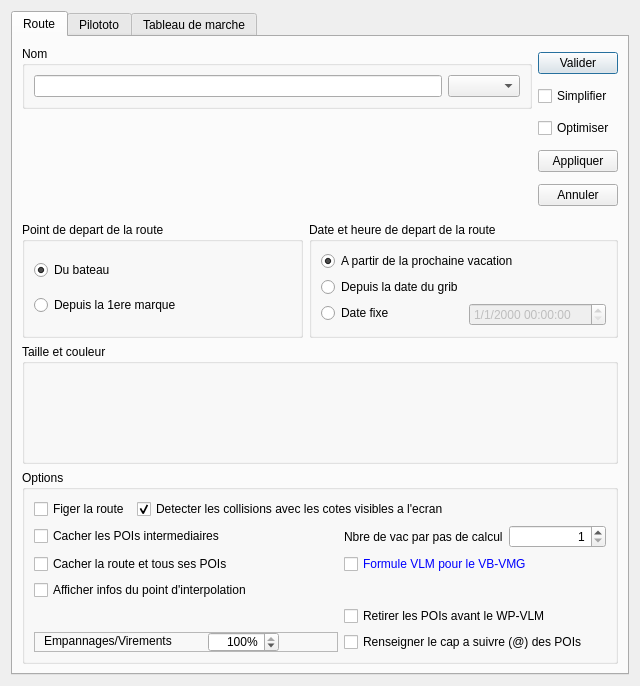
First picture: the form in src/Ui/Route_Editor.ui, repository nohal/qtVlm, before the edit.
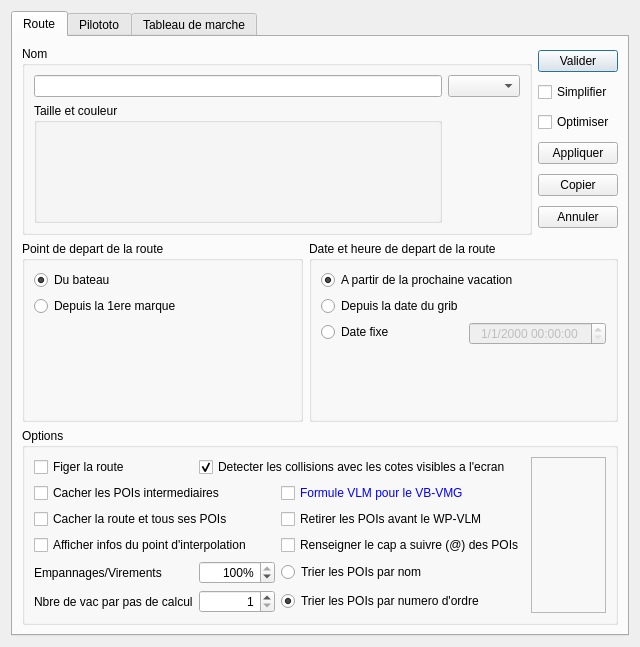
Second picture: the form after the edit.

Commit message: Add an option (general level and route level) to treat POIs in alphabetical order or in sequence order (routes). Some improvements in klm management and copy/paste.

Patch:
```diff
--- a/src/Ui/Route_Editor.ui
+++ b/src/Ui/Route_Editor.ui
@@ -7,7 +7,7 @@
     <x>0</x>
     <y>0</y>
     <width>640</width>
-    <height>686</height>
+    <height>647</height>
    </rect>
   </property>
   <property name="sizePolicy">
@@ -51,28 +51,29 @@
              <property name="title">
               <string>Nom</string>
              </property>
-             <layout class="QHBoxLayout" name="horizontalLayout">
-              <item>
+             <layout class="QGridLayout" name="gridLayout_5">
+              <item row="0" column="1">
                <widget class="QLineEdit" name="editName"/>
               </item>
-              <item>
+              <item row="0" column="2">
                <widget class="QComboBox" name="editBoat"/>
               </item>
-             </layout>
-            </widget>
-           </item>
-           <item>
-            <spacer name="verticalSpacer_2">
-             <property name="orientation">
-              <enum>Qt::Vertical</enum>
-             </property>
-             <property name="sizeHint" stdset="0">
+              <item row="1" column="1">
+               <widget class="QGroupBox" name="colorBox">
+                <property name="minimumSize">
               <size>
-               <width>20</width>
-               <height>40</height>
-              </size>
-             </property>
-            </spacer>
+                  <width>0</width>
+                  <height>120</height>
+                 </size>
+                </property>
+                <property name="title">
+                 <string>Taille et couleur</string>
+                </property>
+                <layout class="QVBoxLayout" name="verticalLayout"/>
+               </widget>
+              </item>
+             </layout>
+            </widget>
            </item>
           </layout>
          </item>
@@ -119,6 +120,13 @@
              </property>
             </widget>
            </item>
+           <item>
+            <widget class="QPushButton" name="btCopy">
+             <property name="text">
+              <string>Copier</string>
+             </property>
+            </widget>
+           </item>
            <item>
             <widget class="QPushButton" name="btCancel">
              <property name="text">
@@ -132,6 +140,9 @@
        </item>
        <item>
         <layout class="QHBoxLayout" name="horizontalLayout_2">
+         <property name="sizeConstraint">
+          <enum>QLayout::SetMinimumSize</enum>
+         </property>
          <item>
           <widget class="QGroupBox" name="groupBox_10">
            <property name="title">
@@ -155,6 +166,19 @@
               </property>
              </widget>
             </item>
+            <item>
+             <spacer name="verticalSpacer_2">
+              <property name="orientation">
+               <enum>Qt::Vertical</enum>
+              </property>
+              <property name="sizeHint" stdset="0">
+               <size>
+                <width>20</width>
+                <height>40</height>
+               </size>
+              </property>
+             </spacer>
+            </item>
            </layout>
           </widget>
          </item>
@@ -164,6 +188,9 @@
             <string>Date et heure de depart de la route</string>
            </property>
            <layout class="QFormLayout" name="formLayout">
+            <property name="fieldGrowthPolicy">
+             <enum>QFormLayout::AllNonFixedFieldsGrow</enum>
+            </property>
             <item row="0" column="0" colspan="2">
              <widget class="QRadioButton" name="editVac">
               <property name="text">
@@ -193,6 +220,9 @@
               <property name="enabled">
                <bool>false</bool>
               </property>
+              <property name="alignment">
+               <set>Qt::AlignCenter</set>
+              </property>
               <property name="displayFormat">
                <string>M/d/yyyy hh:mm:ss</string>
               </property>
@@ -201,63 +231,71 @@
               </property>
              </widget>
             </item>
-           </layout>
-          </widget>
-         </item>
-        </layout>
-       </item>
-       <item>
-        <widget class="QGroupBox" name="colorBox">
-         <property name="minimumSize">
+            <item row="3" column="1">
+             <spacer name="verticalSpacer_3">
+              <property name="orientation">
+               <enum>Qt::Vertical</enum>
+              </property>
+              <property name="sizeHint" stdset="0">
           <size>
-           <width>0</width>
-           <height>120</height>
-          </size>
-         </property>
-         <property name="title">
-          <string>Taille et couleur</string>
-         </property>
-         <layout class="QVBoxLayout" name="verticalLayout"/>
-        </widget>
-       </item>
+                <width>20</width>
+                <height>40</height>
+               </size>
+              </property>
+             </spacer>
+            </item>
+           </layout>
+          </widget>
+         </item>
+        </layout>
+       </item>
        <item>
-        <widget class="QGroupBox" name="groupBox_7">
+        <widget class="QGroupBox" name="options">
          <property name="title">
           <string>Options</string>
          </property>
          <layout class="QGridLayout" name="gridLayout_4">
-          <item row="1" column="4">
-           <widget class="QSpinBox" name="vacStep">
-            <property name="alignment">
-             <set>Qt::AlignRight|Qt::AlignTrailing|Qt::AlignVCenter</set>
+          <item row="0" column="0">
+           <widget class="QCheckBox" name="editFrozen">
+            <property name="toolTip">
+             <string/>
             </property>
-            <property name="minimum">
-             <number>1</number>
+            <property name="text">
+             <string>Figer la route</string>
             </property>
            </widget>
           </item>
-          <item row="3" column="0" colspan="3">
-           <widget class="QCheckBox" name="hidden">
+          <item row="0" column="1" colspan="2">
+           <widget class="QCheckBox" name="editCoasts">
+            <property name="toolTip">
+             <string>Les cotes invibles a l'ecran ne sont pas prises en compte</string>
+            </property>
             <property name="text">
-             <string>Cacher la route et tous ses POIs</string>
+             <string>Detecter les collisions avec les cotes visibles a l'ecran</string>
             </property>
+            <property name="checked">
+             <bool>true</bool>
+            </property>
            </widget>
           </item>
-          <item row="1" column="0" colspan="3">
+          <item row="0" column="3" rowspan="6">
+           <widget class="QFrame" name="frame">
+            <property name="frameShape">
+             <enum>QFrame::StyledPanel</enum>
+            </property>
+            <property name="frameShadow">
+             <enum>QFrame::Raised</enum>
+            </property>
+           </widget>
+          </item>
+          <item row="1" column="0" colspan="2">
            <widget class="QCheckBox" name="hidePois">
             <property name="text">
              <string>Cacher les POIs intermediaires</string>
             </property>
            </widget>
           </item>
-          <item row="1" column="3">
-           <widget class="QLabel" name="label">
-            <property name="text">
-             <string>Nbre de vac par pas de calcul</string>
-            </property>
-           </widget>
-          </item>
-          <item row="3" column="3" colspan="2">
+          <item row="1" column="2">
            <widget class="QCheckBox" name="useVbvmgVlm">
             <property name="palette">
              <palette>
@@ -310,73 +348,43 @@
             </property>
            </widget>
           </item>
-          <item row="0" column="0">
-           <widget class="QCheckBox" name="editFrozen">
-            <property name="toolTip">
-             <string/>
-            </property>
+          <item row="2" column="0" colspan="2">
+           <widget class="QCheckBox" name="hidden">
             <property name="text">
-             <string>Figer la route</string>
+             <string>Cacher la route et tous ses POIs</string>
             </property>
            </widget>
           </item>
-          <item row="0" column="1" colspan="4">
-           <widget class="QCheckBox" name="editCoasts">
-            <property name="toolTip">
-             <string>Les cotes invibles a l'ecran ne sont pas prises en compte</string>
-            </property>
-            <property name="text">
-             <string>Detecter les collisions avec les cotes visibles a l'ecran</string>
-            </property>
-            <property name="checked">
-             <bool>true</bool>
-            </property>
-           </widget>
-          </item>
-          <item row="6" column="3" colspan="2">
+          <item row="2" column="2">
            <widget class="QCheckBox" name="autoRemove">
             <property name="text">
              <string>Retirer les POIs avant le WP-VLM</string>
             </property>
            </widget>
           </item>
-          <item row="7" column="3" colspan="2">
+          <item row="3" column="0" colspan="2">
+           <widget class="QCheckBox" name="showInterpolData">
+            <property name="text">
+             <string>Afficher infos du point d'interpolation</string>
+            </property>
+           </widget>
+          </item>
+          <item row="3" column="2">
            <widget class="QCheckBox" name="autoAt">
             <property name="text">
              <string>Renseigner le cap a suivre (@) des POIs</string>
             </property>
            </widget>
           </item>
-          <item row="7" column="0" colspan="3">
-           <widget class="QFrame" name="frame">
-            <property name="frameShape">
-             <enum>QFrame::StyledPanel</enum>
-            </property>
-            <property name="frameShadow">
-             <enum>QFrame::Raised</enum>
-            </property>
+          <item row="4" column="0">
             <widget class="QLabel" name="labelTackGybe">
-             <property name="geometry">
-              <rect>
-               <x>10</x>
-               <y>0</y>
-               <width>136</width>
-               <height>18</height>
-              </rect>
-             </property>
              <property name="text">
               <string>Empannages/Virements</string>
              </property>
             </widget>
+          </item>
+          <item row="4" column="1">
             <widget class="QSpinBox" name="speedLossOnTack">
-             <property name="geometry">
-              <rect>
-               <x>174</x>
-               <y>0</y>
-               <width>71</width>
-               <height>20</height>
-              </rect>
-             </property>
              <property name="toolTip">
               <string>Pourcentage de la polaire a appliquer pendant une vacation</string>
              </property>
@@ -399,12 +407,38 @@
               <number>100</number>
              </property>
             </widget>
+          </item>
+          <item row="4" column="2">
+           <widget class="QRadioButton" name="sortByName">
+            <property name="text">
+             <string>Trier les POIs par nom</string>
+            </property>
            </widget>
           </item>
-          <item row="4" column="0" colspan="3">
-           <widget class="QCheckBox" name="showInterpolData">
+          <item row="5" column="0">
+           <widget class="QLabel" name="label">
             <property name="text">
-             <string>Afficher infos du point d'interpolation</string>
+             <string>Nbre de vac par pas de calcul</string>
+            </property>
+           </widget>
+          </item>
+          <item row="5" column="1">
+           <widget class="QSpinBox" name="vacStep">
+            <property name="alignment">
+             <set>Qt::AlignRight|Qt::AlignTrailing|Qt::AlignVCenter</set>
+            </property>
+            <property name="minimum">
+             <number>1</number>
+            </property>
+           </widget>
+          </item>
+          <item row="5" column="2">
+           <widget class="QRadioButton" name="sortBySequence">
+            <property name="text">
+             <string>Trier les POIs par numero d'ordre</string>
+            </property>
+            <property name="checked">
+             <bool>true</bool>
             </property>
            </widget>
           </item>
```
Left out of the diff: 22 changed lines with no effect on the pictures. Lines whose indentation alone changed are shown as unchanged. The commit also changes 19 other files.
